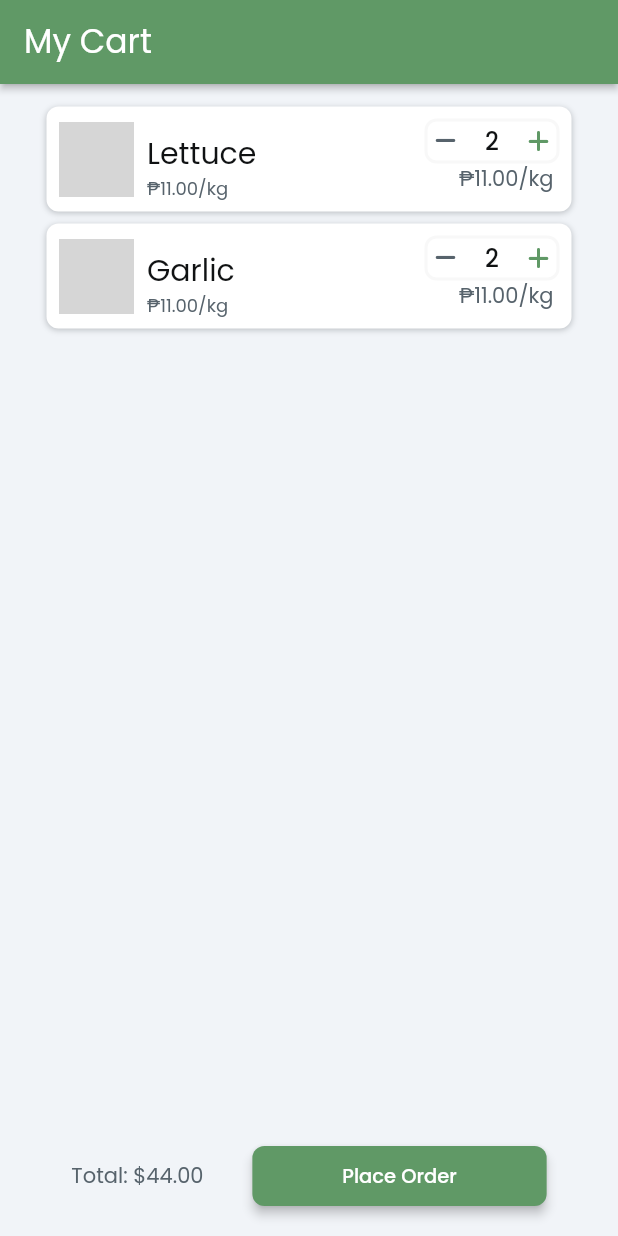
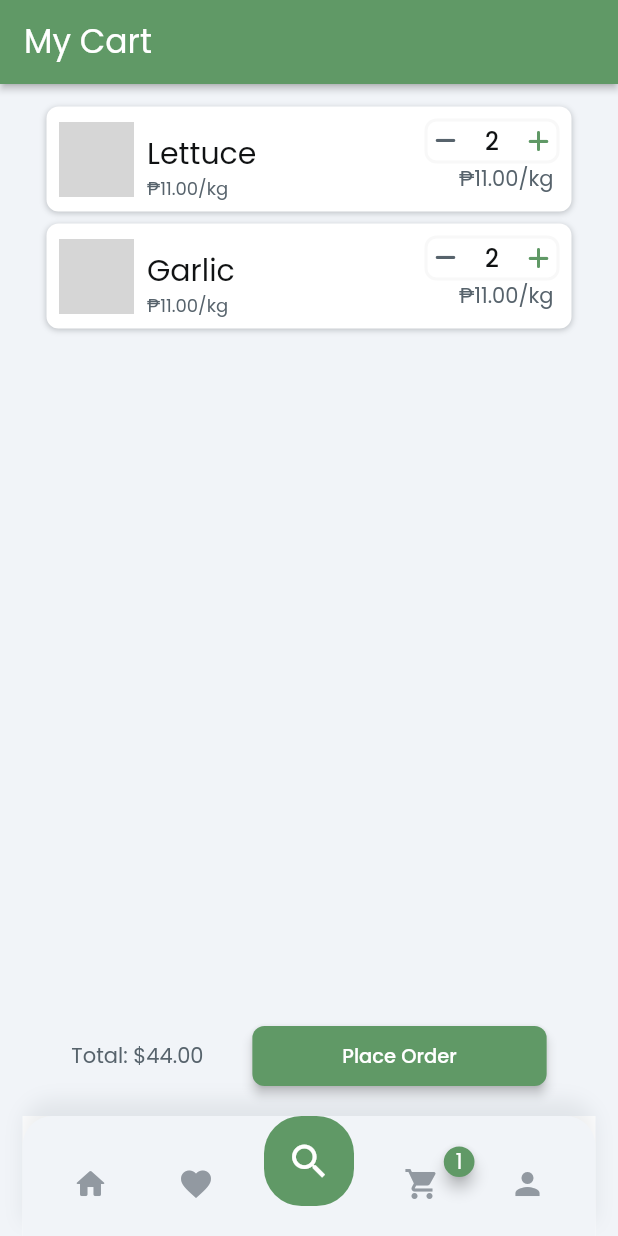
Before and after one commit to Cpdavey77/Palengke_Fresh, a Flutter app: the CartDraftWidget screen opened directly, on a phone screen of 412 x 824 dp. Run offline on Flutter 3.47's test engine with Material 2 defaults, Android fonts, the phone set to English and light mode, and no system bars; drawn by our look-alikes of auto_size_text, badges; our stand-ins replace dropdown_button2, easy_debounce, font_awesome_flutter, from_css_color, go_router, google_fonts and 3 more; missing offline and left inert: aligned_dialog, json_path; accounts and stored records are empty; network calls fail; grey boxes are pictures that could not be loaded.

Commit message:
Latest draft

```diff
--- a/lib/pages/cart_draft/cart_draft_model.dart
+++ b/lib/pages/cart_draft/cart_draft_model.dart
@@ -2,7 +2,8 @@ import '/flutter_flow/flutter_flow_count_controller.dart';
 import '/flutter_flow/flutter_flow_theme.dart';
 import '/flutter_flow/flutter_flow_util.dart';
 import '/flutter_flow/flutter_flow_widgets.dart';
-import '/pages/delete/delete_widget.dart';
+import '/pages/components/delete/delete_widget.dart';
+import '/pages/components/nav_bar1/nav_bar1_widget.dart';
 import 'package:aligned_dialog/aligned_dialog.dart';
 import 'package:flutter/material.dart';
 import 'package:font_awesome_flutter/font_awesome_flutter.dart';
@@ -16,12 +17,18 @@ class CartDraftModel extends FlutterFlowModel {
   int? countControllerValue1;
   // State field(s) for CountController widget.
   int? countControllerValue2;
+  // Model for NavBar1 component.
+  late NavBar1Model navBar1Model;
 
   /// Initialization and disposal methods.
 
-  void initState(BuildContext context) {}
+  void initState(BuildContext context) {
+    navBar1Model = createModel(context, () => NavBar1Model());
+  }
 
-  void dispose() {}
+  void dispose() {
+    navBar1Model.dispose();
+  }
 
   /// Additional helper methods are added here.
 
--- a/lib/pages/cart_draft/cart_draft_widget.dart
+++ b/lib/pages/cart_draft/cart_draft_widget.dart
@@ -2,7 +2,8 @@ import '/flutter_flow/flutter_flow_count_controller.dart';
 import '/flutter_flow/flutter_flow_theme.dart';
 import '/flutter_flow/flutter_flow_util.dart';
 import '/flutter_flow/flutter_flow_widgets.dart';
-import '/pages/delete/delete_widget.dart';
+import '/pages/components/delete/delete_widget.dart';
+import '/pages/components/nav_bar1/nav_bar1_widget.dart';
 import 'package:aligned_dialog/aligned_dialog.dart';
 import 'package:flutter/material.dart';
 import 'package:font_awesome_flutter/font_awesome_flutter.dart';
@@ -500,6 +501,18 @@ class _CartDraftWidgetState extends State<CartDraftWidget> {
                     ),
                   ),
                 ),
+                Container(
+                  width: MediaQuery.of(context).size.width * 1.0,
+                  height: 80.0,
+                  decoration: BoxDecoration(
+                    color: FlutterFlowTheme.of(context).secondaryBackground,
+                  ),
+                  child: wrapWithModel(
+                    model: _model.navBar1Model,
+                    updateCallback: () => setState(() {}),
+                    child: NavBar1Widget(),
+                  ),
+                ),
               ],
             ),
           ),
```
Also changed, not shown: lib/flutter_flow/nav/nav.dart (+4 -8 lines), lib/main.dart (+0 -68 lines), lib/pages/components/nav_bar1/nav_bar1_widget.dart (+20 -2 lines), lib/pages/home_page/home_page_model.dart (+7 -1 lines), lib/pages/home_page/home_page_widget.dart (+13 -0 lines), lib/pages/components/delete/delete_model.dart (renamed from lib/pages/delete/delete_model.dart), lib/pages/components/delete/delete_widget.dart (renamed from lib/pages/delete/delete_widget.dart).
